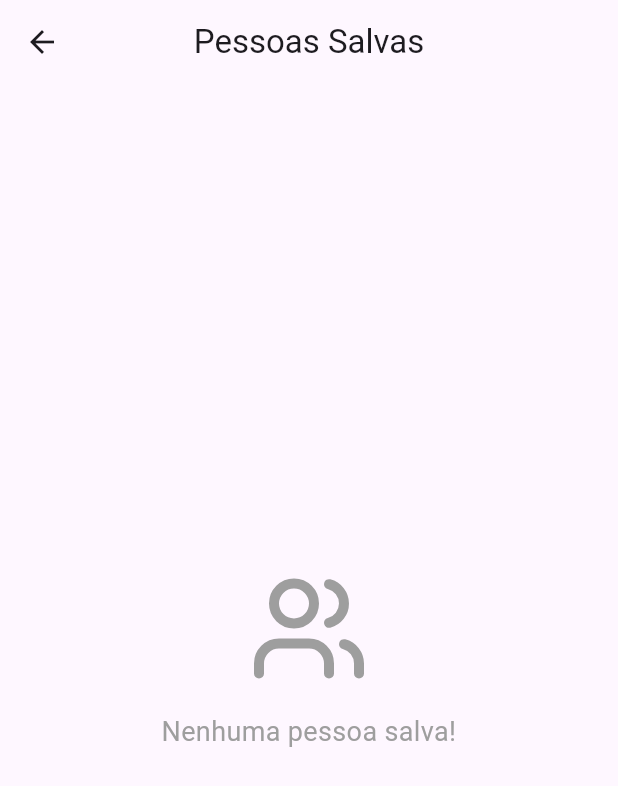
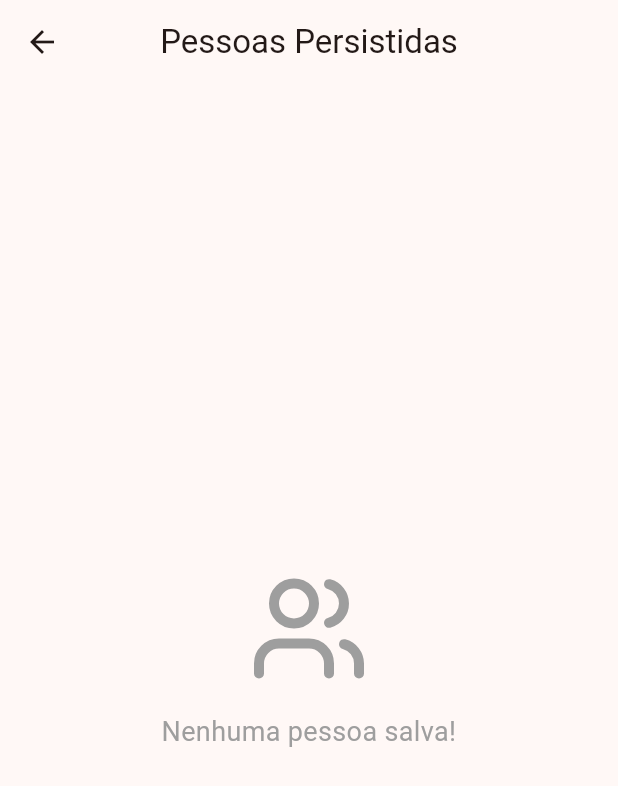
Before and after one commit to nilodornellas/desafio_bus2, a Flutter app: the screen it shows after launch, after a tap on an icon or button, on a phone screen of 412 x 824 dp. Shown: the top 786 px of the screen. Run offline on Flutter 3.47's test engine with Material 3 defaults, Android fonts, the phone set to English and light mode, and no system bars; our stand-ins replace dio, hive, loading_animation_widget, lucide_icons; accounts and stored records are empty; network calls fail.

Commit message:
feat: refactor random person list and view model, update loading animations, and add close icon to snackbar

```diff
--- a/lib/main.dart
+++ b/lib/main.dart
@@ -3,8 +3,8 @@ import 'package:desafio_bus2/core/api/http_client.dart';
 import 'package:desafio_bus2/core/database/hive_local_storage.dart';
 import 'package:desafio_bus2/data/repositories/random_person_repository.dart';
 import 'package:desafio_bus2/data/repositories/random_person_repository_impl.dart';
-import 'package:desafio_bus2/pages/random_person_list/person_list_page.dart';
-import 'package:desafio_bus2/pages/random_person_list/person_list_view_model.dart';
+import 'package:desafio_bus2/pages/random_person_list/random_person_list_page.dart';
+import 'package:desafio_bus2/pages/random_person_list/random_person_list_view_model.dart';
 import 'package:desafio_bus2/pages/random_persisted_people_list/ramdom_persisted_people_list_view_model.dart';
 import 'package:desafio_bus2/pages/random_person_detail/random_person_detail_view_model.dart';
 import 'package:flutter/material.dart';
@@ -54,7 +54,7 @@ class MyApp extends StatelessWidget {
     return MaterialApp(
       title: 'Flutter Demo',
       theme: ThemeData(
-        colorScheme: ColorScheme.fromSeed(seedColor: Colors.deepPurple),
+        colorScheme: ColorScheme.fromSeed(seedColor: Colors.deepOrange),
       ),
       home: const RandomPersonListPage(),
     );
--- a/lib/pages/random_persisted_people_list/random_persisted_people_list.dart
+++ b/lib/pages/random_persisted_people_list/random_persisted_people_list.dart
@@ -2,6 +2,7 @@ import 'package:desafio_bus2/pages/random_persisted_people_list/ramdom_persisted
 import 'package:desafio_bus2/pages/random_person_detail/random_person_detail_page.dart';
 import 'package:desafio_bus2/presentation/states/empty_state.dart';
 import 'package:flutter/material.dart';
+import 'package:loading_animation_widget/loading_animation_widget.dart';
 import 'package:lucide_icons/lucide_icons.dart';
 import 'package:provider/provider.dart';
 
@@ -55,9 +56,14 @@ class _RandomPersistedPeopleListState extends State<RandomPersistedPeopleList> {
     final viewModel = Provider.of<RamdomPersistedPeopleListViewModel>(context);
 
     return Scaffold(
-      appBar: AppBar(title: Text('Pessoas Salvas'), centerTitle: true),
+      appBar: AppBar(title: Text('Pessoas Persistidas'), centerTitle: true),
       body: viewModel.isInitialLoading
-          ? Center(child: CircularProgressIndicator())
+          ? Center(
+              child: LoadingAnimationWidget.fourRotatingDots(
+                color: ThemeData().primaryColor,
+                size: 12,
+              ),
+            )
           : viewModel.persistedPeople.isEmpty
           ? EmptyState(
               icon: LucideIcons.users,
--- a/lib/pages/random_person_list/person_list_page.dart
+++ b/lib/pages/random_person_list/random_person_list_page.dart
@@ -1,7 +1,8 @@
-import 'package:desafio_bus2/pages/random_person_list/person_list_view_model.dart';
+import 'package:desafio_bus2/pages/random_person_list/random_person_list_view_model.dart';
 import 'package:desafio_bus2/pages/random_persisted_people_list/random_persisted_people_list.dart';
 import 'package:desafio_bus2/pages/random_person_detail/random_person_detail_page.dart';
 import 'package:flutter/material.dart';
+import 'package:loading_animation_widget/loading_animation_widget.dart';
 import 'package:lucide_icons/lucide_icons.dart';
 import 'package:provider/provider.dart';
 
@@ -30,7 +31,12 @@ class _RandomPersonListPageState extends State<RandomPersonListPage> {
     return Scaffold(
       appBar: AppBar(title: Text('Lista de Pessoas'), centerTitle: true),
       body: personListViewModel.isLoadingInitial
-          ? Center(child: CircularProgressIndicator())
+          ? Center(
+              child: LoadingAnimationWidget.fourRotatingDots(
+                color: ThemeData().primaryColor,
+                size: 20,
+              ),
+            )
           : ListView.builder(
               itemCount: personListViewModel.people.length,
               itemBuilder: (context, index) {
--- a/lib/presentation/feedbacks/snackbar_service.dart
+++ b/lib/presentation/feedbacks/snackbar_service.dart
@@ -17,6 +17,7 @@ class SnackbarService {
         backgroundColor: color,
         behavior: SnackBarBehavior.floating,
         duration: const Duration(seconds: 3),
+        showCloseIcon: true,
       ),
     );
   }
--- a/pubspec.yaml
+++ b/pubspec.yaml
@@ -12,6 +12,7 @@ dependencies:
     sdk: flutter
   dio: ^5.9.0
   intl: ^0.20.2
+  loading_animation_widget: ^1.3.0
   lucide_icons: ^0.257.0
   path_provider: ^2.1.5
   provider: ^6.1.5+1
```
Also changed, not shown: lib/pages/random_person_list/random_person_list_view_model.dart (renamed from lib/pages/random_person_list/person_list_view_model.dart), pubspec.lock.
